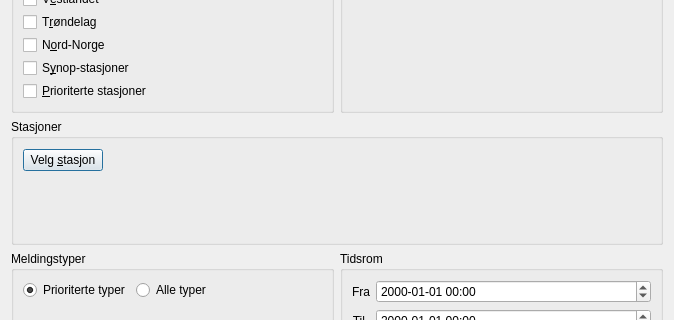
Qt form src/listdialog.ui (metno/kvhqc) before a commit; both pictures show x 0 to 674 and y 256 to 576 of the 674 by 776 pixel window.
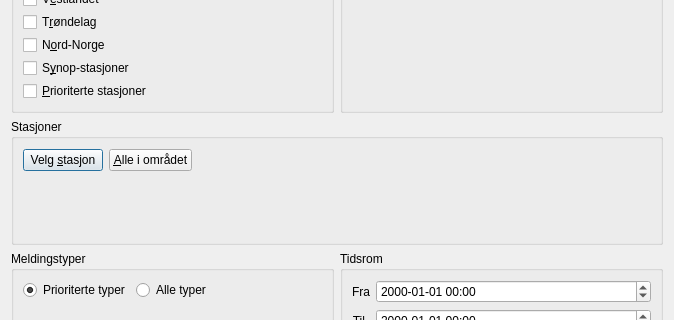
The same form after that commit. Custom widgets are drawn as their Qt base class.

Commit message: added "all in area" button to ListDialog

What changed in the file:
```diff
--- a/src/listdialog.ui
+++ b/src/listdialog.ui
@@ -184,6 +184,13 @@
           </property>
          </widget>
         </item>
+        <item>
+         <widget class="QPushButton" name="stationSelectAll">
+          <property name="text">
+           <string>&amp;Alle i området</string>
+          </property>
+         </widget>
+        </item>
         <item>
          <spacer name="horizontalSpacer_3">
           <property name="orientation">
@@ -191,7 +198,7 @@
           </property>
           <property name="sizeHint" stdset="0">
            <size>
-            <width>520</width>
+            <width>408</width>
             <height>24</height>
            </size>
           </property>
```
Left out of the diff: 4 changed lines with no effect on the pictures. The commit also changes 3 other files.
